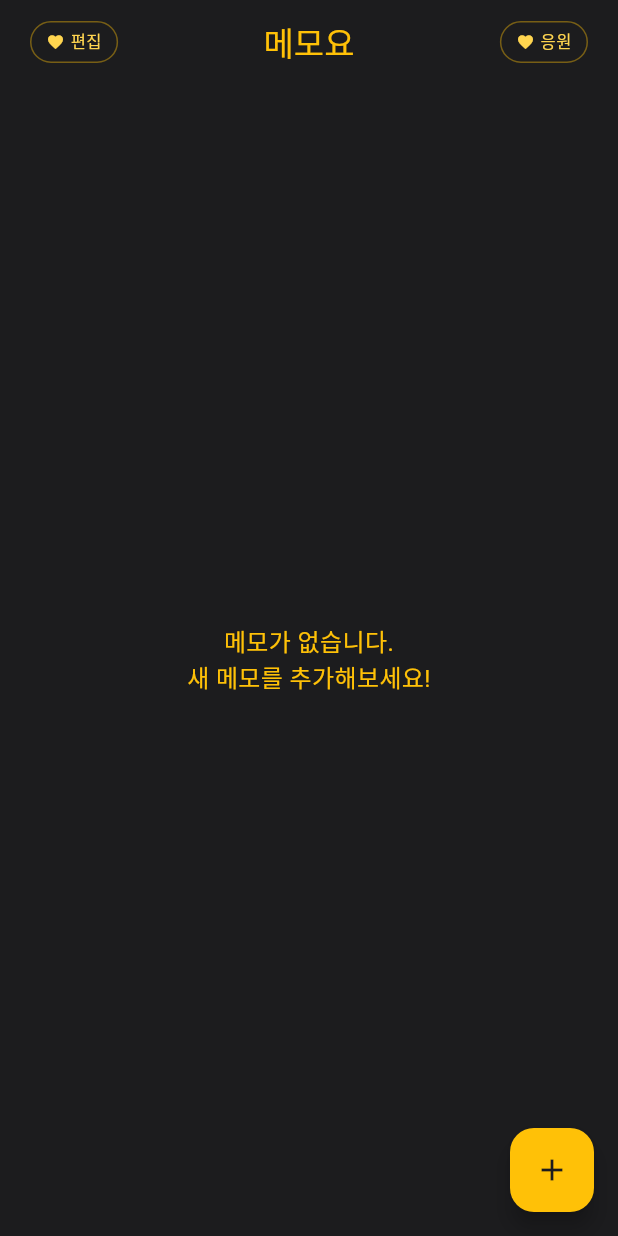
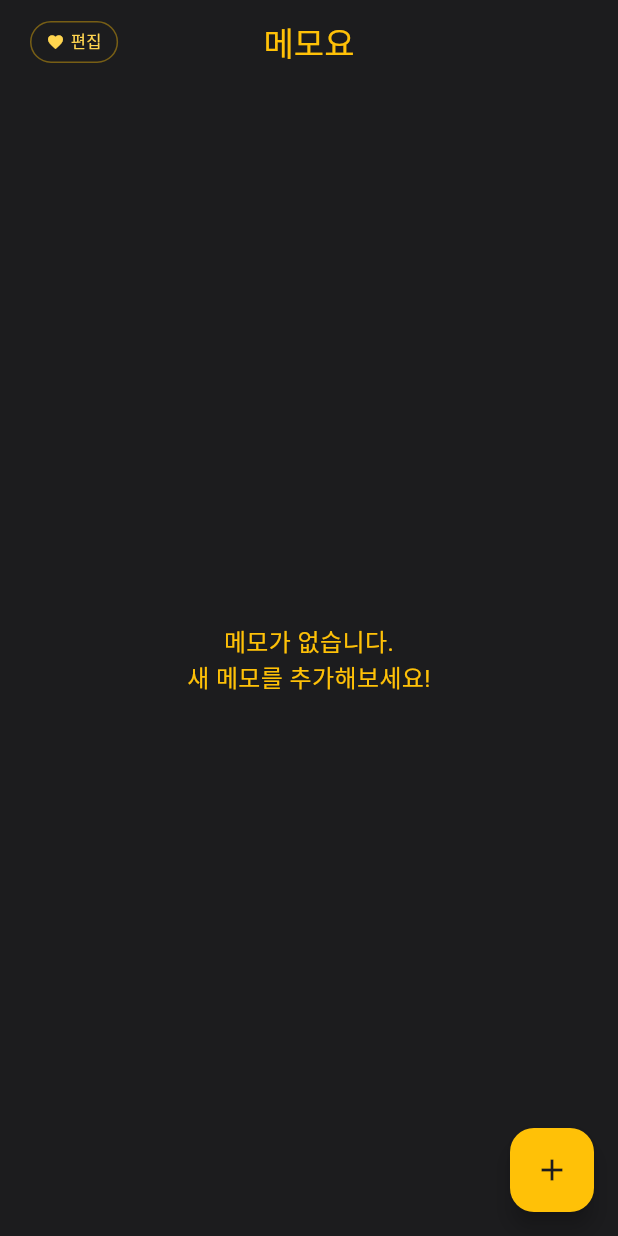
Before and after one commit to ssamssae/simple-memo-app, a Flutter app: the screen it shows after launch, on a phone screen of 412 x 824 dp. Run offline on Flutter 3.47's test engine with Material 3 defaults, Android fonts, the phone set to English and light mode, and no system bars; our stand-ins replace sensors_plus, shared_preferences.

Commit message:
remove support button for App Store 3.1.1 compliance
- Strip 응원 button and url_launcher dependency from memo list screen
- Bump to 1.0.2+9

Apple rejected 1.0 under guideline 3.1.1 (external payments).
Removing the daejong-page link button addresses the rejection.

Co-Authored-By: Claude Opus 4.7 (1M context) <noreply@anthropic.com>

```diff
--- a/lib/screens/memo_list_screen.dart
+++ b/lib/screens/memo_list_screen.dart
@@ -1,5 +1,4 @@
 import 'package:flutter/material.dart';
-import 'package:url_launcher/url_launcher.dart';
 import '../models/memo.dart';
 import '../services/memo_storage.dart';
 import 'memo_edit_screen.dart';
@@ -384,10 +383,10 @@ class _MemoListScreenState extends State<MemoListScreen> {
           ),
           title: const Text('메모요'),
           actions: [
+            if (_isEditMode)
               Padding(
                 padding: const EdgeInsets.only(right: 20),
-              child: _isEditMode
-                  ? TextButton(
+                child: TextButton(
                   onPressed: _selectedIds.isEmpty ? null : _deleteSelected,
                   style: TextButton.styleFrom(
                     foregroundColor: Colors.orange,
@@ -401,32 +400,6 @@ class _MemoListScreenState extends State<MemoListScreen> {
                         ? '삭제'
                         : '삭제 (${_selectedIds.length})',
                     style: const TextStyle(fontSize: 16),
-                      ),
-                    )
-                  : GestureDetector(
-                      onTap: () {
-                        launchUrl(
-                          Uri.parse('https://ssamssae.github.io/daejong-page'),
-                          mode: LaunchMode.externalApplication,
-                        );
-                      },
-                      child: Container(
-                        padding: const EdgeInsets.symmetric(horizontal: 10, vertical: 5),
-                        decoration: BoxDecoration(
-                          border: Border.all(color: Colors.amber.withValues(alpha: 0.4)),
-                          borderRadius: BorderRadius.circular(16),
-                        ),
-                        child: Row(
-                          mainAxisSize: MainAxisSize.min,
-                          children: [
-                            Icon(Icons.favorite, size: 12, color: Colors.amber.shade300),
-                            const SizedBox(width: 4),
-                            Text(
-                              '응원',
-                              style: TextStyle(color: Colors.amber.shade300, fontSize: 11, fontWeight: FontWeight.w500),
-                            ),
-                          ],
-                        ),
                   ),
                 ),
               ),
--- a/pubspec.yaml
+++ b/pubspec.yaml
@@ -16,7 +16,7 @@ publish_to: 'none' # Remove this line if you wish to publish to pub.dev
 # https://developer.apple.com/library/archive/documentation/General/Reference/InfoPlistKeyReference/Articles/CoreFoundationKeys.html
 # In Windows, build-name is used as the major, minor, and patch parts
 # of the product and file versions while build-number is used as the build suffix.
-version: 1.0.1+8
+version: 1.0.2+9
 
 environment:
   sdk: ^3.10.4
@@ -33,7 +33,6 @@ dependencies:
 
   uuid: ^4.5.1
   shared_preferences: ^2.3.4
-  url_launcher: ^6.3.2
   sensors_plus: ^6.1.1
 
 dev_dependencies:
```
Also changed, not shown: pubspec.lock, 5 other files. Lines whose indentation alone changed are shown as unchanged.
